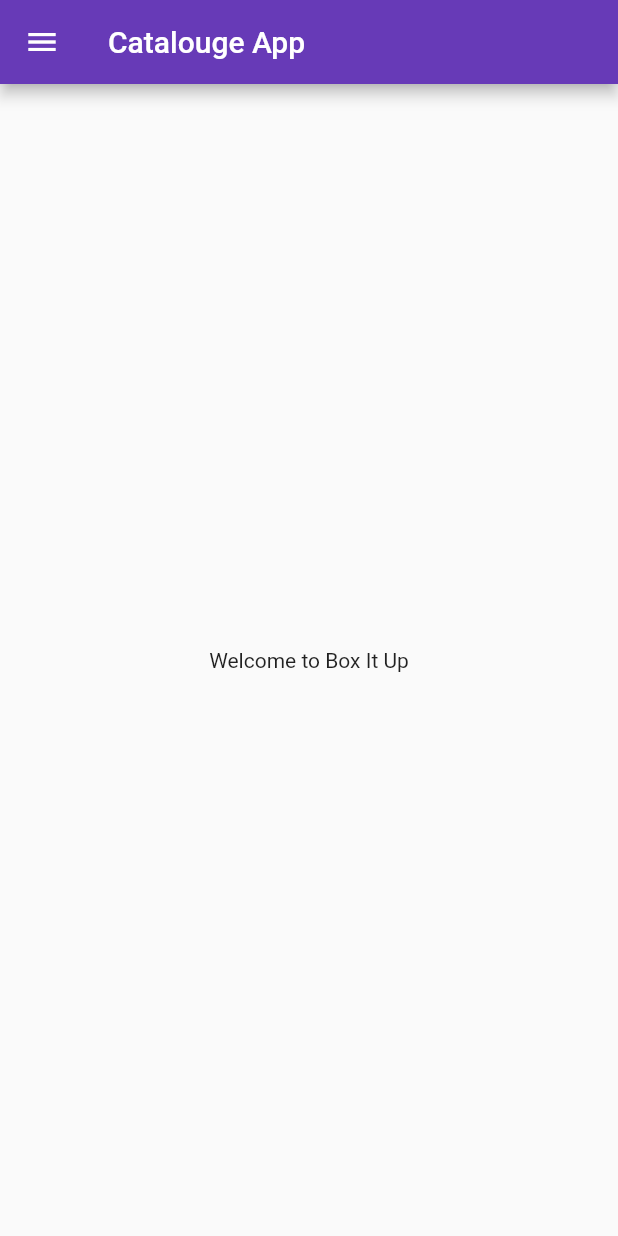
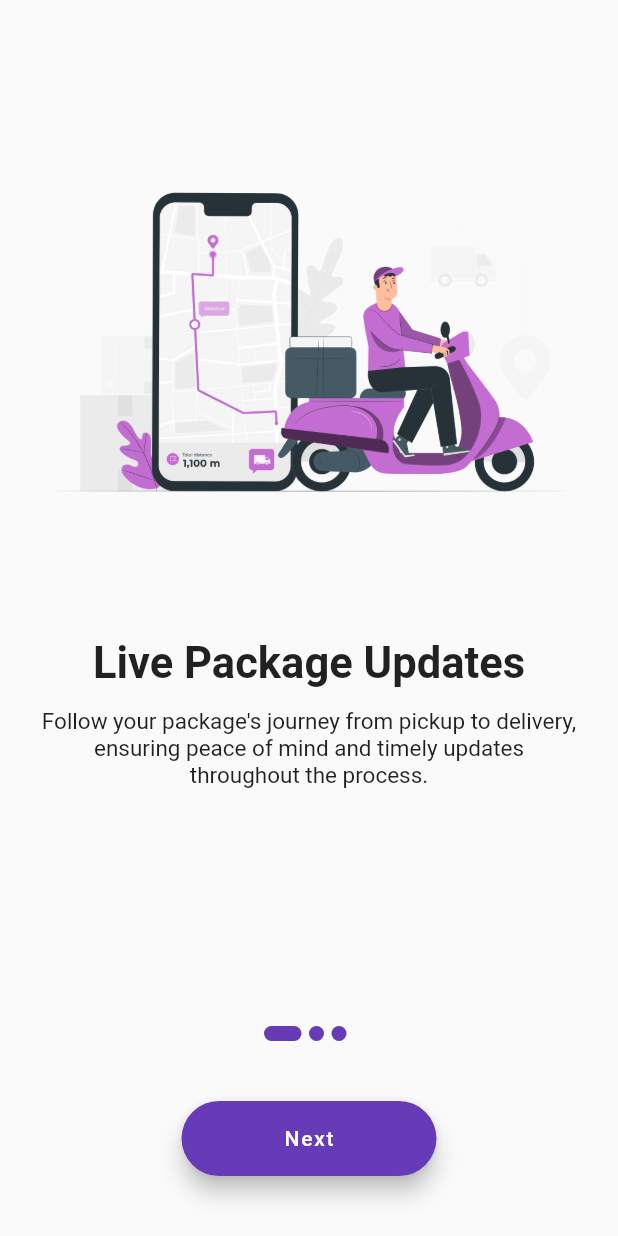
Before and after one commit to Sanashd/boxitup, a Flutter app: the screen it shows after launch, on a phone screen of 412 x 824 dp. Run offline on Flutter 3.47's test engine with Material 2 defaults, Android fonts, the phone set to English and light mode, and no system bars.

Commit message:
Onboarding completed

```diff
--- a/lib/main.dart
+++ b/lib/main.dart
@@ -1,4 +1,5 @@
-import 'package:boxitup/pages/home_page.dart';
+
+import 'package:boxitup/screens/onboarding_screen.dart';
 import 'package:flutter/material.dart';
 
 void main() {
@@ -20,7 +21,7 @@ class MyApp extends StatelessWidget {
         debugShowCheckedModeBanner: false,
         // darkTheme: ThemeData(primarySwatch: Colors.green
         routes: {
-          "/": (context) => const HomePage(),
+          "/": (context) =>  OnBoardingScreen(),
         });
   }
 }
--- /dev/null
+++ b/lib/screens/content_model.dart
@@ -0,0 +1,43 @@
+// import 'package:flutter/material.dart';
+
+class UnboardingContent {
+  String image;
+  String title;
+  String description;
+  UnboardingContent(
+      {required this.image, required this.title, required this.description});
+}
+
+List<UnboardingContent> contents = [
+  UnboardingContent(
+    image: "assets/images/Take Away-pana (1).png",
+    title: "Live Package Updates",
+    description:
+        "Follow your package's journey from pickup to delivery, ensuring peace of mind and timely updates throughout the process.",
+  ),
+  UnboardingContent(
+    image: "assets/images/Time management-pana.png",
+    title: "Flexible Delivery Scheduling",
+    description:
+        "Schedule your deliveries conveniently at your preferred times.",
+  ),
+  UnboardingContent(
+    image: "assets/images/Push notifications-pana.png",
+    title: "Get Notified about Your Deliveries",
+    description:
+        "Stay informed with notifications for every update on your package's whereabouts.",
+  ),
+];
+
+
+
+
+
+
+
+
+//  image: "assets/images/Take Away-pana (1).png",
+//                 title: "Track Your Package \n Every Step of the Way",
+//                 description:
+//                     "Follow your package's journey from pickup to delivery, ensuring peace of mind and timely updates throughout the process",
+//               ),
--- /dev/null
+++ b/lib/screens/onboarding_screen.dart
@@ -0,0 +1,119 @@
+import 'package:boxitup/pages/home_page.dart';
+import 'package:boxitup/screens/content_model.dart';
+import 'package:flutter/material.dart';
+
+class OnBoardingScreen extends StatefulWidget {
+  const OnBoardingScreen({Key? key}) : super(key: key);
+
+  @override
+  State<OnBoardingScreen> createState() => _OnBoardingScreenState();
+}
+
+class _OnBoardingScreenState extends State<OnBoardingScreen> {
+  int currentIndex = 0;
+  late PageController _controller;
+
+  @override
+  void initState() {
+    _controller = PageController(initialPage: 0);
+    super.initState();
+  }
+
+  @override
+  void dispose() {
+    _controller.dispose();
+    super.dispose();
+  }
+
+  Widget build(BuildContext context) {
+    return Scaffold(
+        body: Column(children: [
+      Expanded(
+        child: PageView.builder(
+          controller: _controller,
+          itemCount: contents.length,
+          onPageChanged: (int index) {
+            setState(() {
+              currentIndex = index;
+            });
+          },
+          itemBuilder: (_, i) {
+            return Padding(
+              padding: const EdgeInsets.all(25),
+              child: Column(
+                children: [
+                  Image.asset(
+                    contents[i].image,
+                    height: 400,
+                  ),
+                  Text(
+                    textAlign: TextAlign.center,
+                    contents[i].title,
+                    style: const TextStyle(
+                      fontSize: 29,
+                      fontWeight: FontWeight.bold,
+                    ),
+                  ),
+                  const SizedBox(
+                    height: 13,
+                  ),
+                  Text(
+                    textAlign: TextAlign.center,
+                    contents[i].description,
+                    style: const TextStyle(
+                      fontSize: 15,
+                    ),
+                  ),
+                ],
+              ),
+            );
+          },
+        ),
+      ),
+      Container(
+        child: Row(
+          mainAxisAlignment: MainAxisAlignment.center,
+          children: List.generate(
+              contents.length, (index) => buildDot(index, context)),
+        ),
+      ),
+      Container(
+          height: 50,
+          margin: const EdgeInsets.all(40),
+          width: 170,
+          // color: Theme.of(context).primaryColor,
+          child: FloatingActionButton(
+              backgroundColor: Colors.deepPurple,
+              onPressed: () {
+                if (currentIndex == contents.length - 1) {
+                  Navigator.push(context,
+                      MaterialPageRoute(builder: (_) => const HomePage()));
+                }
+                _controller.nextPage(
+                  duration: const Duration(milliseconds: 100),
+                  curve: Curves.bounceIn,
+                );
+              },
+              shape: const RoundedRectangleBorder(
+                  borderRadius: BorderRadius.all(Radius.circular(45.0))),
+              child: Text(
+                currentIndex == contents.length - 1 ? "Continue" : "Next",
+                style: const TextStyle(
+                  color: Colors.white,
+                ),
+              )))
+    ]));
+  }
+
+  Container buildDot(int index, BuildContext context) {
+    return Container(
+      height: 10,
+      width: currentIndex == index ? 25 : 10,
+      margin: const EdgeInsets.only(right: 5),
+      decoration: BoxDecoration(
+        borderRadius: BorderRadius.circular(20),
+        color: Theme.of(context).primaryColor,
+      ),
+    );
+  }
+}
--- a/pubspec.yaml
+++ b/pubspec.yaml
@@ -35,6 +35,7 @@ dependencies:
   # The following adds the Cupertino Icons font to your application.
   # Use with the CupertinoIcons class for iOS style icons.
   cupertino_icons: ^1.0.2
+  flutter_svg: ^2.0.6
 
 dev_dependencies:
   flutter_test:
@@ -59,8 +60,8 @@ flutter:
   uses-material-design: true
 
   # To add assets to your application, add an assets section, like this:
-  # assets:
-  #   - images/a_dot_burr.jpeg
+  assets:
+    - assets/images/
   #   - images/a_dot_ham.jpeg
 
   # An image asset can refer to one or more resolution-specific "variants", see
```
Also changed, not shown: assets/icons/arrow (1).png (added), assets/images/GPS navigator-rafiki.png (added), assets/images/Push notifications-pana.png (added), assets/images/Take Away-pana (1).png (added), assets/images/Time management-pana.png (added), lib/pages/home_page.dart (line endings or trailing spaces), pubspec.lock.
